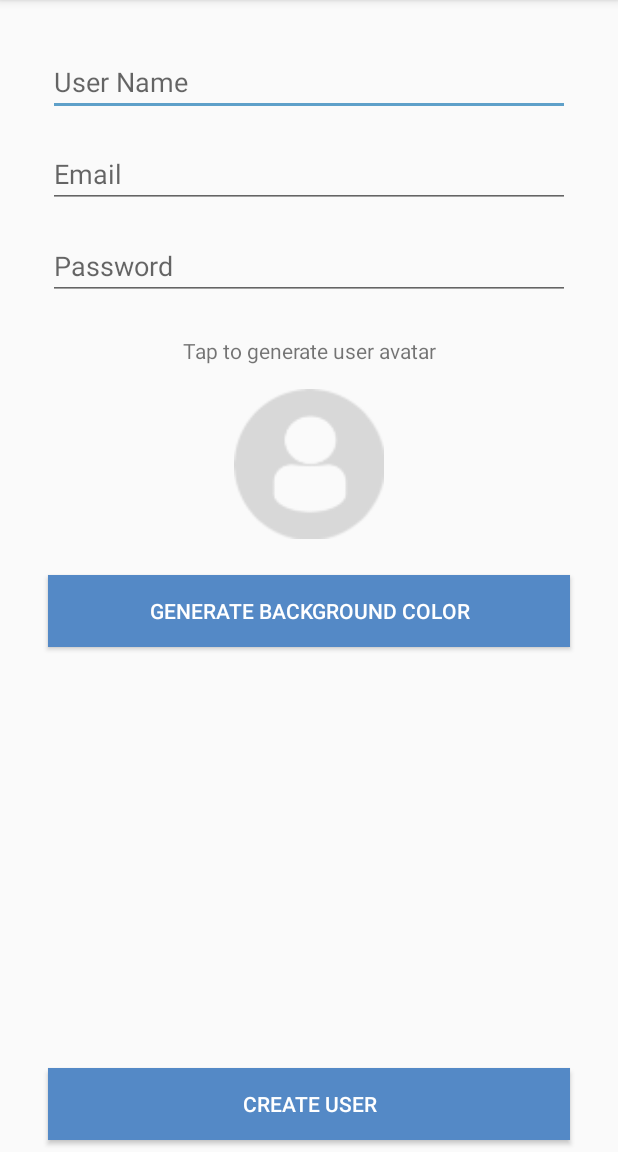
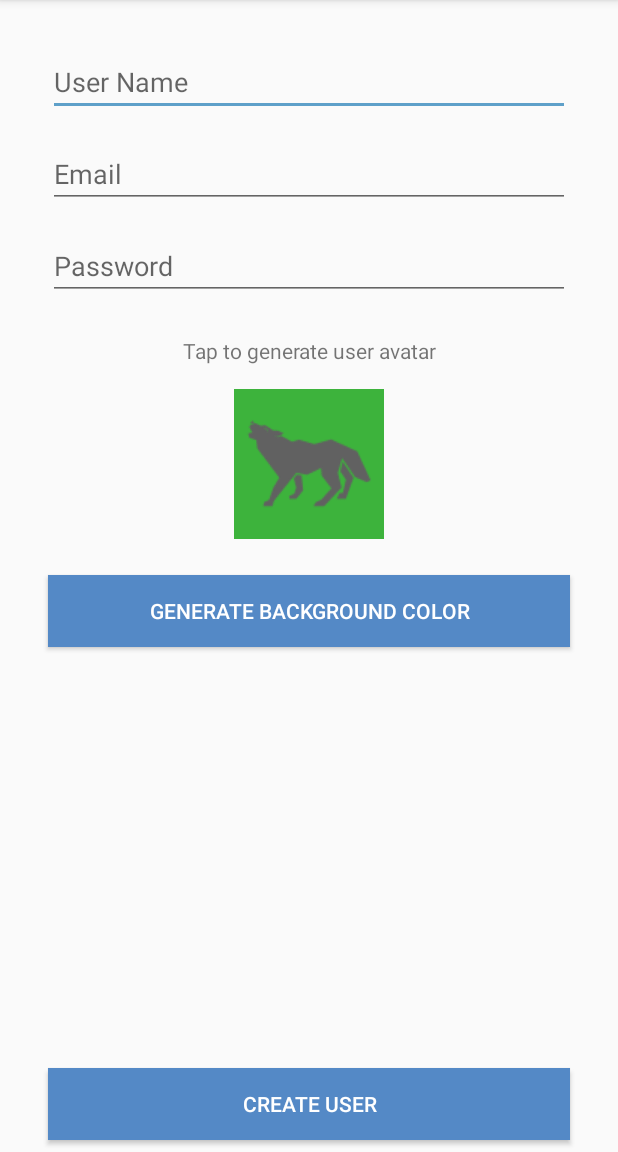
Before and after one commit to mvkva/SmackChatApp, an Android app: the CreateUserActivity screen opened directly, with no data from a screen before it, after a tap on "GENERATE BACKGROUND COLOR", on a phone screen of 412 x 824 dp, the part 84-1236 px from its top. Run offline under Robolectric (Android 15) with nearby library versions, the phone set to English and light mode, and no system bars; 1 other tap on this screen came first.

Commit message:
Generate Random Avatar and Color.

```diff
--- a/app/src/main/java/com/milenkobojanic/smackchatapp/CreateUserActivity.kt
+++ b/app/src/main/java/com/milenkobojanic/smackchatapp/CreateUserActivity.kt
@@ -1,10 +1,16 @@
 package com.milenkobojanic.smackchatapp
 
+import android.graphics.Color
 import android.support.v7.app.AppCompatActivity
 import android.os.Bundle
 import android.view.View
+import kotlinx.android.synthetic.main.activity_create_user.*
+import java.util.*
 
 class CreateUserActivity : AppCompatActivity() {
+
+    var userAvatar = "profileDefault"
+    var avatarColor = "[0.5, 0.5, 0.5, 1]"
 
     override fun onCreate(savedInstanceState: Bundle?) {
         super.onCreate(savedInstanceState)
@@ -12,11 +18,33 @@ class CreateUserActivity : AppCompatActivity() {
     }
 
     fun generateUserAvatar(view: View) {
+        val random = Random()
+        val color = random.nextInt(2)
+        val avatar = random.nextInt(28)
 
+        if (color == 0) {
+            userAvatar = "light$avatar"
+        } else {
+            userAvatar = "dark$avatar"
+        }
+
+        val resorceId = resources.getIdentifier(userAvatar, "drawable", packageName)
+        createAvatarImageView.setImageResource(resorceId)
     }
 
     fun generateBackgroundColorButtonClicked(view: View) {
+        val random = Random()
+        val r = random.nextInt(255)
+        val g = random.nextInt(255)
+        val b = random.nextInt(255)
 
+        createAvatarImageView.setBackgroundColor(Color.rgb(r, g, b))
+
+        val savedR = r.toDouble() / 255
+        val savedG = g.toDouble() / 255
+        val savedB = b.toDouble() / 255
+
+        avatarColor = "[$savedR, $savedG, $savedB, 1]"
     }
 
     fun createUserButtonClicked(view: View) {
```
